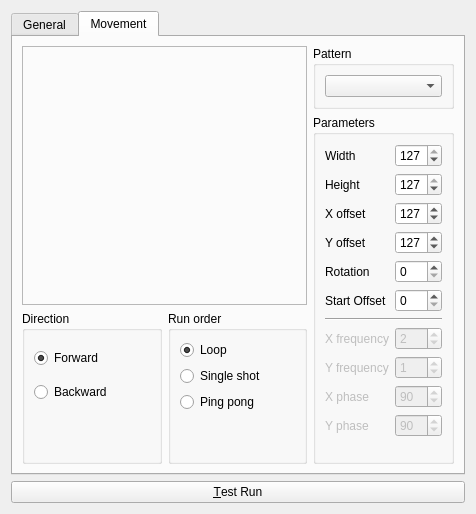
This is ui/src/efxeditor.ui in mcallegari/qlcplus as Qt 5 draws it before an edit. The edited form follows.
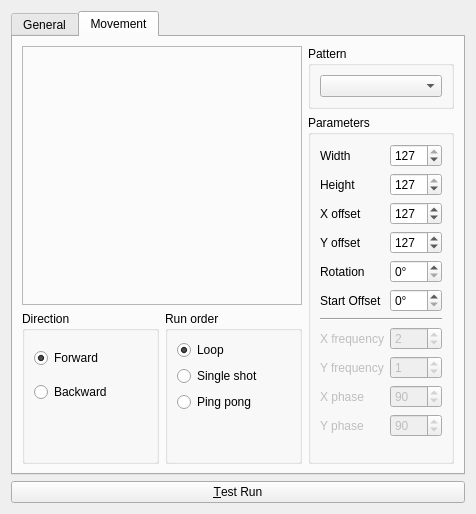
This is the edited form. The open tabs and pages were chosen to show the change. Icons and pictures are not drawn.

Diff of the .ui file:
```diff
--- a/ui/src/efxeditor.ui
+++ b/ui/src/efxeditor.ui
@@ -380,6 +380,9 @@
             <property name="toolTip">
              <string>Rotation of the pattern's starting point</string>
             </property>
+            <property name="suffix">
+             <string>°</string>
+            </property>
             <property name="maximum">
              <number>359</number>
             </property>
@@ -504,6 +507,9 @@
           </item>
           <item row="5" column="1">
            <widget class="QSpinBox" name="m_startOffsetSpin">
+            <property name="suffix">
+             <string>°</string>
+            </property>
             <property name="maximum">
              <number>359</number>
             </property>
```
